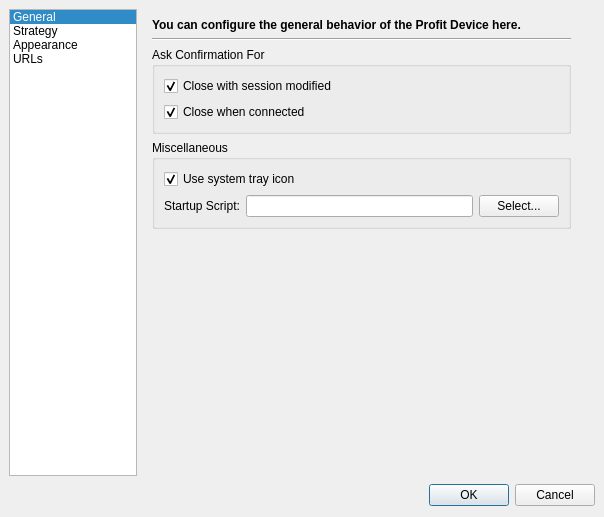
Old version of the form profit/widgets/ui_settingsdialog.ui in the repository hpsilva/profitpy.
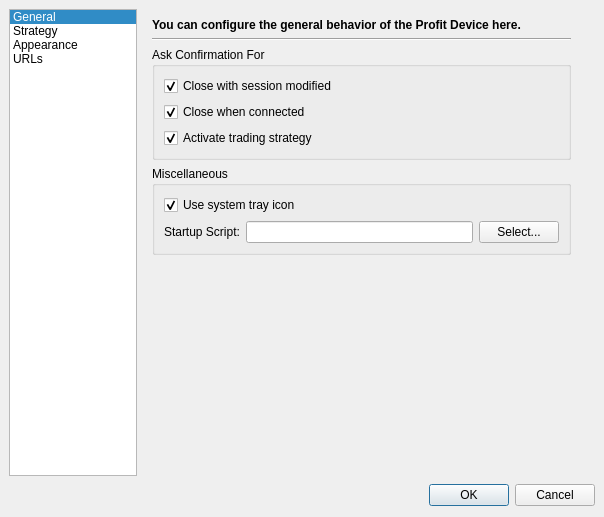
New version of the form. Icons and pictures are not drawn.

Commit message: Strategy and strategy display initial buildout.

```diff
--- a/profit/widgets/ui_settingsdialog.ui
+++ b/profit/widgets/ui_settingsdialog.ui
@@ -103,6 +103,16 @@
           </property>
          </widget>
         </item>
+        <item>
+         <widget class="QCheckBox" name="confirmActivateStrategy" >
+          <property name="text" >
+           <string>Activate trading strategy</string>
+          </property>
+          <property name="checked" >
+           <bool>true</bool>
+          </property>
+         </widget>
+        </item>
        </layout>
       </widget>
      </item>
```
The commit also changes 8 other files.
